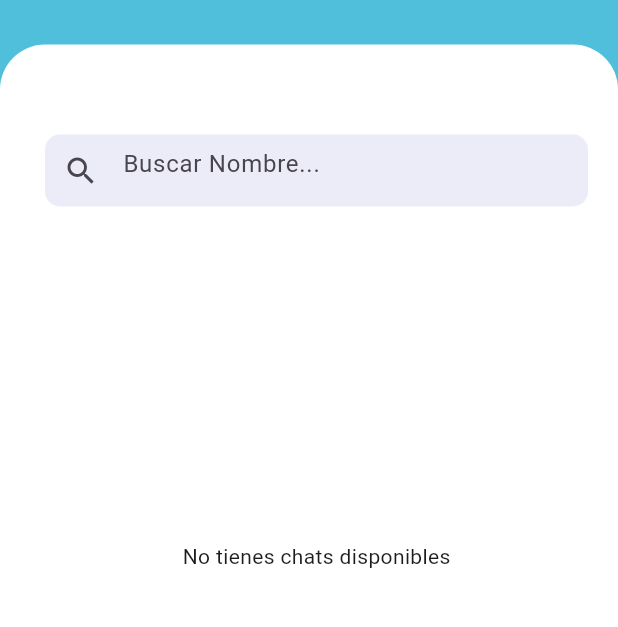
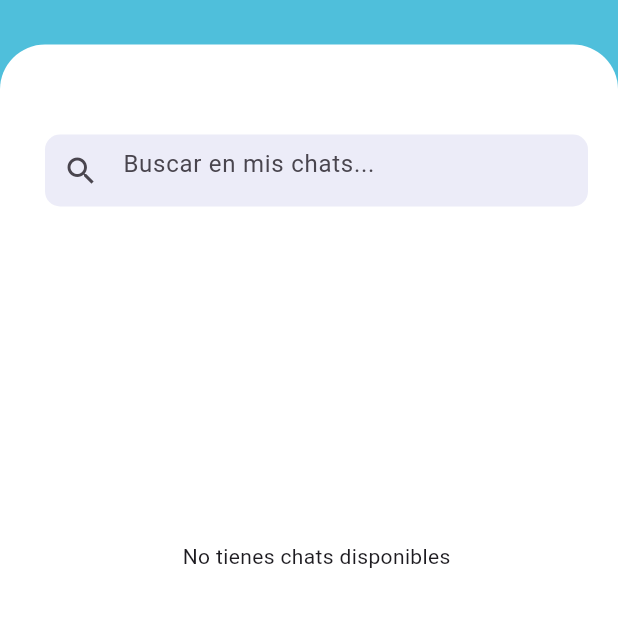
Before and after one commit to Moises-Mestas/Red-Social-322, a Flutter app: the HomePage screen opened by its route, on a phone screen of 412 x 824 dp, the part 272-899 px from its top. Run offline on Flutter 3.47's test engine with Material 3 defaults, Android fonts, the phone set to English and light mode, and no system bars; our stand-ins replace cloud_firestore, firebase_auth, firebase_core, firebase_storage, geocoding, geolocator and 5 more; missing offline and left inert: flutter_sound; accounts and stored records are empty; network calls fail.

Commit message:
BUSCADOR MEJORADO

```diff
--- a/lib/views/pages/home_page.dart
+++ b/lib/views/pages/home_page.dart
@@ -12,8 +12,11 @@ import 'package:flutter_application_3/views/pages/user_profile_page.dart';
 import 'package:flutter_application_3/views/widgets/chat_room_list_tile.dart';
 
 class HomePage extends StatefulWidget {
-
-  const HomePage({super.key});
+  // --- MODIFICADO ---
+  // Añadido para que puedas navegar a una pestaña específica desde otra página
+  final int? initialIndex;
+  const HomePage({super.key, this.initialIndex});
+  // ------------------
 
   @override
   State<HomePage> createState() => _HomePageState();
@@ -22,22 +25,33 @@ class HomePage extends StatefulWidget {
 class _HomePageState extends State<HomePage> {
   final TextEditingController _searchController = TextEditingController();
   final ChatController _chatController = ChatController();
-  // final SearchController _searchControllerInstance = SearchController(); // No parece usarse, comentado para evitar warnings
   final DatabaseService _databaseService = DatabaseService();
   final SharedPrefService _sharedPrefService = SharedPrefService();
 
   String? myUsername, myName, myEmail, myPicture;
   Stream? chatRoomsStream;
   bool _search = false;
-  List<Map<String, dynamic>> _tempSearchStore = [];
-  String _lastSearchKey = "";
 
-  // Índice para controlar qué botón de la barra inferior está activo
+  // --- VARIABLES DE BÚSQUEDA MODIFICADAS ---
+  // Lista que guarda los datos de los usuarios con los que chateas
+  List<Map<String, dynamic>> _chatPartnersData = [];
+  // Lista que guarda los resultados filtrados de la búsqueda local
+  List<Map<String, dynamic>> _filteredChatPartners = [];
+  // Estado de carga para la lista de compañeros de chat
+  bool _isPartnerListLoading = true;
+  // ----------------------------------------
+
   int _selectedIndex = 0;
 
   @override
   void initState() {
     super.initState();
+    // --- MODIFICADO ---
+    // Si se pasa un initialIndex, úsalo
+    if (widget.initialIndex != null) {
+      _selectedIndex = widget.initialIndex!;
+    }
+    // ------------------
     _loadUserData();
   }
 
@@ -51,77 +65,110 @@ class _HomePageState extends State<HomePage> {
     });
 
     if (myUsername != null) {
+      // Mantenemos el stream para la lista de chats en tiempo real
       chatRoomsStream = _databaseService.getUserChatRooms(myUsername!);
+      // --- NUEVO ---
+      // Cargamos los datos de los compañeros de chat para la búsqueda
+      await _loadChatPartnersData();
+      // -------------
       setState(() {});
     }
   }
 
+  // --- NUEVO MÉTODO PARA CARGAR LOS DATOS DE LOS COMPAÑEROS DE CHAT ---
+  Future<void> _loadChatPartnersData() async {
+    if (myUsername == null) return;
+
+    setState(() { _isPartnerListLoading = true; });
+
+    try {
+      // 1. Obtenemos la lista actual de chatrooms
+      QuerySnapshot chatRoomSnapshot = await _databaseService.getUserChatRooms(myUsername!).first;
+
+      // 2. Preparamos una lista de "futuros" para buscar la info de cada usuario
+      List<Future<QuerySnapshot>> userFutures = [];
+
+      for (var doc in chatRoomSnapshot.docs) {
+        // Extraemos el apodo del otro usuario
+        String otherUsername = doc.id.replaceAll("_", "").replaceAll(myUsername!, "");
+        userFutures.add(_databaseService.getUserInfo(otherUsername));
+      }
+
+      // 3. Ejecutamos todas las consultas a la vez (mucho más rápido)
+      List<QuerySnapshot> userSnapshots = await Future.wait(userFutures);
+
+      List<Map<String, dynamic>> partners = [];
+      for (var userDoc in userSnapshots) {
+        if (userDoc.docs.isNotEmpty) {
+          partners.add(userDoc.docs.first.data() as Map<String, dynamic>);
+        }
+      }
+
+      // 4. Guardamos los datos en nuestro estado local
+      setState(() {
+        _chatPartnersData = partners;
+        _isPartnerListLoading = false;
+      });
+    } catch (e) {
+      print("Error cargando compañeros de chat: $e");
+      setState(() { _isPartnerListLoading = false; });
+    }
+  }
+  // -----------------------------------------------------------------
+
+  // --- LÓGICA DE BÚSQUEDA MODIFICADA ---
   void _initializeSearch(String value) {
     if (value.isEmpty) {
       setState(() {
-        _tempSearchStore.clear();
         _search = false;
-        _lastSearchKey = "";
+        _filteredChatPartners.clear();
       });
       return;
     }
 
+    String upperValue = value.toUpperCase();
+
     setState(() {
       _search = true;
-    });
-
-    String searchKey = value.substring(0, 1).toUpperCase();
-    String upperValue = value.toUpperCase();
-
-    if (_lastSearchKey != searchKey || _tempSearchStore.isEmpty) {
-      _databaseService.searchUser(value).then((QuerySnapshot docs) {
-        List<Map<String, dynamic>> queryResultSet = [];
-        for (var doc in docs.docs) {
-          queryResultSet.add(doc.data() as Map<String, dynamic>);
-        }
-
-        setState(() {
-          _tempSearchStore = queryResultSet.where((element) {
-            return element['username'].toString().startsWith(upperValue);
-          }).toList();
-        });
-      });
-    } else {
-      setState(() {
-        _tempSearchStore = _tempSearchStore.where((element) {
+      // Filtramos la lista LOCAL (_chatPartnersData) en lugar de consultar Firestore
+      _filteredChatPartners = _chatPartnersData.where((element) {
         return element['username'].toString().startsWith(upperValue);
       }).toList();
     });
   }
-
-    setState(() {
-      _lastSearchKey = searchKey;
-    });
-  }
+  // -------------------------------------
 
   void _onItemTapped(int index) {
+    // --- MODIFICADO ---
+    // Si ya estamos en la pestaña, no hacemos nada
+    if (_selectedIndex == index) return;
+
     setState(() {
       _selectedIndex = index;
     });
 
+    // Usamos Navigator.pushReplacement para no apilar páginas
     if (index == 0) {
-      Navigator.push(
+      Navigator.pushReplacement(
         context,
-        MaterialPageRoute(builder: (context) => const PrincipalPage()),
+        PageRouteBuilder(
+          pageBuilder: (context, a, b) => const PrincipalPage(),
+          transitionDuration: Duration.zero,
+        ),
       );
     }
     if (index == 1) {
-      Navigator.push(
+      Navigator.pushReplacement(
         context,
-        MaterialPageRoute(builder: (context) => const TableroPage()),
+        PageRouteBuilder(
+          pageBuilder: (context, a, b) => const TableroPage(),
+          transitionDuration: Duration.zero,
+        ),
       );
     }
-
-    // Aquí podrías añadir 'else if' para los otros botones (Mapa, Notificaciones, etc.)
-    // else if (index == 1) {
-    //   Navigator.push(context, MaterialPageRoute(builder: (context) => const MapaPage()));
-    // }
+    // ... puedes añadir más 'else if' para los otros índices
   }
+  // --------------------
 
   Widget _chatRoomList() {
     return StreamBuilder(
@@ -154,8 +201,8 @@ class _HomePageState extends State<HomePage> {
     );
   }
 
-  // En el método _buildResultCard del HomePage, reemplaza el onTap:
   Widget _buildResultCard(Map<String, dynamic> data, BuildContext context) {
+    // Este widget ya está perfecto, navega a UserProfilePage
     return GestureDetector(
       onTap: () {
         setState(() {
@@ -163,7 +210,6 @@ class _HomePageState extends State<HomePage> {
           _searchController.clear();
         });
 
-        // Navegar al perfil del usuario usando solo el username
         Navigator.push(
           context,
           MaterialPageRoute(
@@ -370,7 +416,10 @@ class _HomePageState extends State<HomePage> {
                     topRight: Radius.circular(30),
                   ),
                 ),
-                child: Column(
+                // --- MODIFICADO: Añadido chequeo de carga ---
+                child: _isPartnerListLoading
+                    ? const Center(child: CircularProgressIndicator())
+                    : Column(
                         children: [
                           const SizedBox(height: 30.0),
                           Container(
@@ -381,33 +430,34 @@ class _HomePageState extends State<HomePage> {
                             child: TextField(
                               controller: _searchController,
                               onChanged: (value) {
-                          _initializeSearch(value.toUpperCase());
+                                // Aquí llamamos a la nueva función de búsqueda
+                                _initializeSearch(value);
                               },
                               decoration: const InputDecoration(
                                 border: InputBorder.none,
                                 prefixIcon: Icon(Icons.search),
-                          hintText: "Buscar Nombre...",
+                                hintText: "Buscar en mis chats...", // Texto de hint actualizado
                               ),
                             ),
                           ),
                           const SizedBox(height: 20.0),
 
-                    // LISTA DE RESULTADOS DE BÚSQUEDA O CHATS
+                          // --- MODIFICADO: Muestra resultados o lista de chat ---
                           Expanded(
                             child: _search
-                          ? ListView(
-                              padding: const EdgeInsets.only(
-                                left: 10.0,
-                                right: 10.0,
-                              ),
+                                ? ListView.builder(
+                                    padding: const EdgeInsets.only(left: 10.0, right: 10.0),
                                     primary: false,
                                     shrinkWrap: true,
-                              children: _tempSearchStore.map((element) {
-                                return _buildResultCard(element, context);
-                              }).toList(),
+                                    itemCount: _filteredChatPartners.length,
+                                    itemBuilder: (context, index) {
+                                      return _buildResultCard(
+                                          _filteredChatPartners[index], context);
+                                    },
                                   )
-                          : _chatRoomList(),
+                                : _chatRoomList(), // Muestra la lista de chats normal
                           ),
+                          // ----------------------------------------------------
                         ],
                       ),
               ),
@@ -415,31 +465,34 @@ class _HomePageState extends State<HomePage> {
           ],
         ),
       ),
-      // BARRA DE NAVEGACIÓN INFERIOR AGREGADA
+      // BARRA DE NAVEGACIÓN INFERIOR
       bottomNavigationBar: BottomNavigationBar(
         backgroundColor: const Color.fromARGB(255, 79, 191, 219),
-        type: BottomNavigationBarType
-            .fixed, // Necesario para más de 3 items con color fijo
-        selectedItemColor: Colors.white, // Color del ícono activo
-        unselectedItemColor: Colors.white.withOpacity(
-          0.5,
-        ), // Color de íconos inactivos
+        type: BottomNavigationBarType.fixed,
+        selectedItemColor: Colors.white,
+        unselectedItemColor: Colors.white.withOpacity(0.5),
         currentIndex: _selectedIndex,
         onTap: _onItemTapped,
-        showSelectedLabels: false, // Ocultar etiquetas para un look más limpio
+        showSelectedLabels: false,
         showUnselectedLabels: false,
-        elevation: 0, // Elimina la sombra superior si lo deseas más plano
+        elevation: 0,
         items: const [
           BottomNavigationBarItem(
             icon: Icon(Icons.home_filled),
             label: 'Inicio',
           ),
-          BottomNavigationBarItem(icon: Icon(Icons.map), label: 'Mapa'),
           BottomNavigationBarItem(
-            icon: Icon(Icons.notifications),
+            icon: Icon(Icons.map), // <-- CAMBIADO A ÍNDICE 1
+            label: 'Mapa',
+          ),
+          BottomNavigationBarItem(
+            icon: Icon(Icons.notifications), // <-- CAMBIADO A ÍNDICE 2
             label: 'Notificaciones',
           ),
-          BottomNavigationBarItem(icon: Icon(Icons.settings), label: 'Ajustes'),
+          BottomNavigationBarItem(
+            icon: Icon(Icons.settings), // <-- CAMBIADO A ÍNDICE 3
+            label: 'Ajustes',
+          ),
         ],
       ),
     );
```
Also changed, not shown: lib/views/pages/principal_page.dart (+16 -13 lines). Lines whose indentation alone changed are shown as unchanged.
